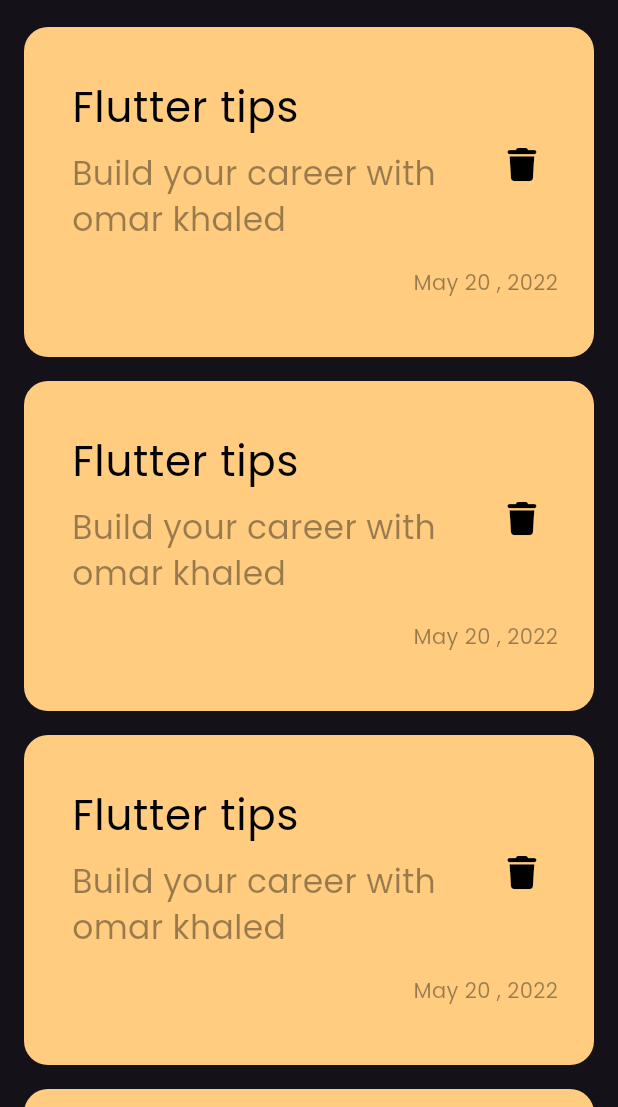
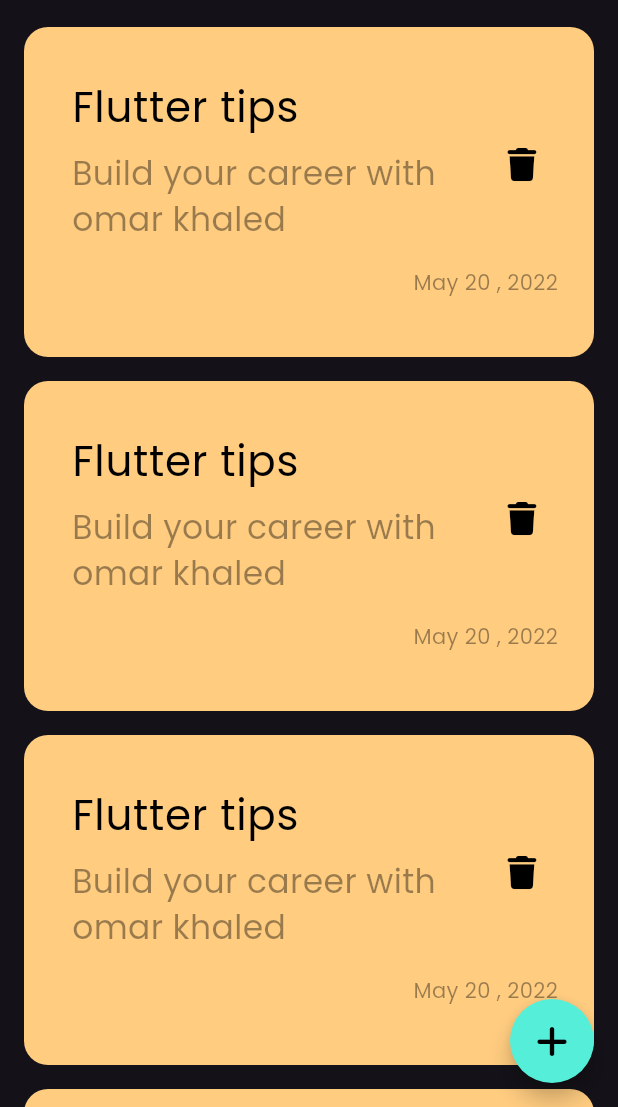
Before and after one commit to omarkhaled200/Notes_app, a Flutter app: the screen it shows after launch, on a phone screen of 412 x 824 dp, the part 129-1236 px from its top. Run offline on Flutter 3.47's test engine with Material 3 defaults, Android fonts, the phone set to English and light mode, and no system bars; our stand-ins replace font_awesome_flutter.

Commit message:
Create Floating Action Button

```diff
--- a/lib/Views/notes_view.dart
+++ b/lib/Views/notes_view.dart
@@ -1,4 +1,7 @@
 import 'package:flutter/material.dart';
+import 'package:flutter/rendering.dart';
+import 'package:flutter/widgets.dart';
+import 'package:font_awesome_flutter/font_awesome_flutter.dart';
 import 'package:notes_app/Views/widgets/notesviewbody.dart';
 
 class NotesView extends StatelessWidget {
@@ -7,8 +10,16 @@ class NotesView extends StatelessWidget {
   static String id = 'NotesView';
   @override
   Widget build(BuildContext context) {
-    return const Scaffold(
-      body: NotesViewbody()
-    );
+    return Scaffold(
+        floatingActionButton: FloatingActionButton(
+          onPressed: () {},
+          child: Icon(
+            FontAwesomeIcons.plus,
+            color: Colors.black,
+          ),
+          backgroundColor: Color(0xff54EED9),
+          shape:CircleBorder() ,
+        ),
+        body: const NotesViewbody());
   }
 }
--- a/lib/Views/widgets/notesviewbody.dart
+++ b/lib/Views/widgets/notesviewbody.dart
@@ -11,7 +11,7 @@ class NotesViewbody extends StatelessWidget {
 
   @override
   Widget build(BuildContext context) {
-    return Padding(
+    return const Padding(
       padding: EdgeInsets.symmetric(horizontal: 16),
       child: Column(
         children: [
```
